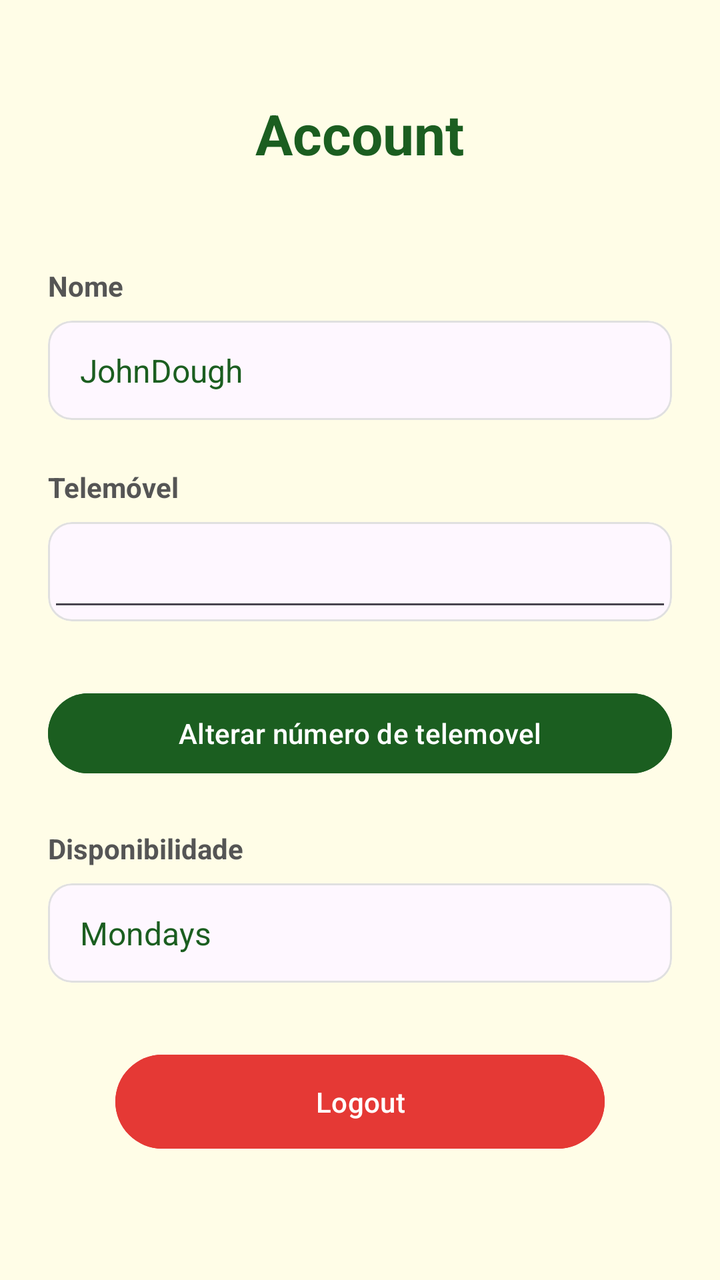
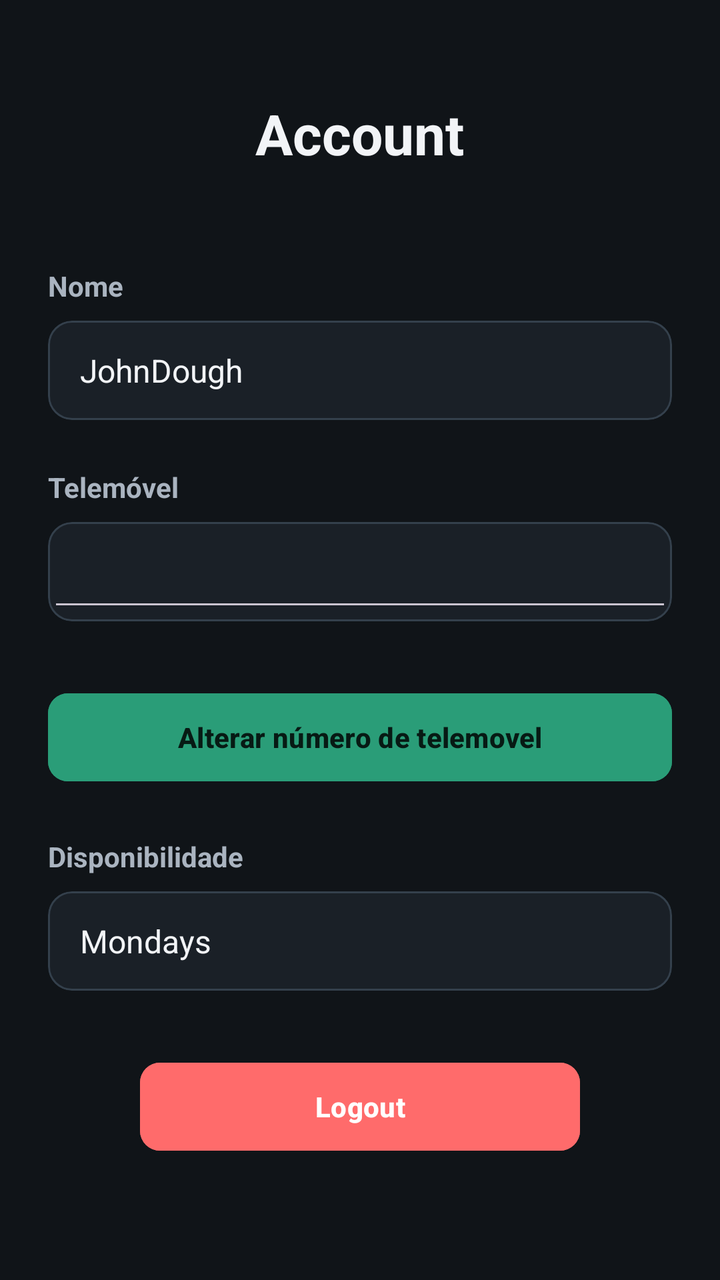

An Android layout rendered at two revisions. The XML below is the earlier revision; the diff shows what the commit changed to produce the second picture.
<!-- AndroidManifest.xml: application theme Theme.PrimeiraApp -->
<!-- res/layout/activity_account_page.xml -->
<ScrollView xmlns:android="http://schemas.android.com/apk/res/android"
    android:id="@+id/main"
    android:layout_width="match_parent"
    android:layout_height="match_parent"
    android:background="@color/background"
    android:fillViewport="true"
    >

    <LinearLayout
        android:layout_width="match_parent"
        android:layout_height="wrap_content"
        android:orientation="vertical"
        android:padding="24dp">


        <TextView
            android:layout_width="wrap_content"
            android:layout_height="wrap_content"
            android:layout_gravity="center_horizontal"
            android:layout_marginTop="24dp"
            android:text="Account"
            android:textColor="@color/text_primary"
            android:textSize="28sp"
            android:textStyle="bold" />

        <View
            android:layout_width="0dp"
            android:layout_height="48dp" />

        <TextView
            android:layout_width="wrap_content"
            android:layout_height="wrap_content"
            android:text="Nome"
            android:textColor="@color/text_secondary"
            android:textSize="14sp"
            android:textStyle="bold" />

        <View
            android:layout_width="0dp"
            android:layout_height="8dp" />

        <com.google.android.material.card.MaterialCardView
            android:layout_width="match_parent"
            android:layout_height="wrap_content"
            app:cardCornerRadius="12dp"
            app:cardElevation="0dp"
            app:strokeColor="#E0E0E0"
            app:strokeWidth="1dp"
            xmlns:app="http://schemas.android.com/apk/res-auto">

            <TextView
                android:id="@+id/name"
                android:layout_width="match_parent"
                android:layout_height="wrap_content"
                android:paddingHorizontal="16dp"
                android:paddingVertical="14dp"
                android:text="JohnDough"
                android:textColor="@color/text_primary"
                android:textSize="16sp" />

        </com.google.android.material.card.MaterialCardView>

        <View
            android:layout_width="0dp"
            android:layout_height="24dp" />

        <TextView
            android:layout_width="wrap_content"
            android:layout_height="wrap_content"
            android:text="Telemóvel"
            android:textColor="@color/text_secondary"
            android:textSize="14sp"
            android:textStyle="bold" />

        <View
            android:layout_width="0dp"
            android:layout_height="8dp" />

        <com.google.android.material.card.MaterialCardView
            android:layout_width="match_parent"
            android:layout_height="wrap_content"
            app:cardCornerRadius="12dp"
            app:cardElevation="0dp"
            app:strokeColor="#E0E0E0"
            app:strokeWidth="1dp"
            xmlns:app="http://schemas.android.com/apk/res-auto">

            <EditText
                android:id="@+id/phonenumber"
                android:layout_width="match_parent"
                android:layout_height="wrap_content"
                android:paddingHorizontal="16dp"
                android:paddingVertical="14dp"
                android:clickable="true"
                android:textColor="@color/text_primary"
                android:textSize="16sp" />

        </com.google.android.material.card.MaterialCardView>

        <Button
            android:id="@+id/btnSave"
            android:layout_width="match_parent"
            android:layout_height="wrap_content"
            android:layout_marginTop="32dp"
            android:backgroundTint="@color/text_primary"
            android:text="Alterar número de telemovel"

            android:textColor="@color/white" />

        <View
            android:layout_width="0dp"
            android:layout_height="24dp" />

        <TextView
            android:layout_width="wrap_content"
            android:layout_height="wrap_content"
            android:text="Disponibilidade"
            android:textColor="@color/text_secondary"
            android:textSize="14sp"
            android:textStyle="bold" />

        <View
            android:layout_width="0dp"
            android:layout_height="8dp" />

        <com.google.android.material.card.MaterialCardView
            android:layout_width="match_parent"
            android:layout_height="wrap_content"
            app:cardCornerRadius="12dp"
            app:cardElevation="0dp"
            app:strokeColor="#E0E0E0"
            app:strokeWidth="1dp"
            xmlns:app="http://schemas.android.com/apk/res-auto">

            <TextView
                android:id="@+id/availability"
                android:layout_width="match_parent"
                android:layout_height="wrap_content"
                android:paddingHorizontal="16dp"
                android:paddingVertical="14dp"
                android:text="Mondays"
                android:textColor="@color/text_primary"
                android:textSize="16sp" />


        </com.google.android.material.card.MaterialCardView>

        <Button
            android:id="@+id/LogoutButton"
            android:layout_width="wrap_content"
            android:layout_height="wrap_content"
            android:layout_gravity="center_horizontal"
            android:layout_marginTop="32dp"
            android:backgroundTint="@color/error"
            android:paddingHorizontal="100dp"
            android:paddingVertical="14dp"
            android:text="Logout"

            android:textColor="@color/white" />

    </LinearLayout>

</ScrollView>
<!-- resources referenced by this layout -->
<resources>
  <color name="background">#FFFDE7</color>
  <color name="error">#E53935</color>
  <color name="text_primary">#1B5E20</color>
  <color name="text_secondary">#555555</color>
  <color name="white">#FFFFFFFF</color>
  <style name="Theme.PrimeiraApp" parent="Base.Theme.PrimeiraApp" />
  <style name="Base.Theme.PrimeiraApp" parent="Theme.Material3.DayNight.NoActionBar">
          <item name="colorPrimary">@color/primary</item>
          <item name="colorOnPrimary">@color/on_primary</item>
          <item name="colorPrimaryContainer">@color/primary_container</item>
          <item name="colorSecondary">@color/secondary</item>
          <item name="colorOnSecondary">@color/on_secondary</item>
          <item name="android:statusBarColor">@color/secondary</item>
          <item name="android:windowBackground">@color/background</item>
      </style>
  <color name="primary">#F5C518</color>
  <color name="on_primary">#1B5E20</color>
  <color name="primary_container">#FFFDE7</color>
  <color name="secondary">#1B5E20</color>
  <color name="on_secondary">#FFFFFF</color>
</resources>

<!-- the commit's change to res/layout/activity_account_page.xml (unified diff, before → after) -->
@@ -1,4 +1,5 @@
 <ScrollView xmlns:android="http://schemas.android.com/apk/res/android"
+    xmlns:app="http://schemas.android.com/apk/res-auto"
     android:id="@+id/main"
     android:layout_width="match_parent"
     android:layout_height="match_parent"
@@ -44,9 +45,9 @@
             android:layout_height="wrap_content"
             app:cardCornerRadius="12dp"
             app:cardElevation="0dp"
-            app:strokeColor="#E0E0E0"
+            app:strokeColor="@color/card_stroke"
             app:strokeWidth="1dp"
-            xmlns:app="http://schemas.android.com/apk/res-auto">
+            >
 
             <TextView
                 android:id="@+id/name"
@@ -81,9 +82,9 @@
             android:layout_height="wrap_content"
             app:cardCornerRadius="12dp"
             app:cardElevation="0dp"
-            app:strokeColor="#E0E0E0"
+            app:strokeColor="@color/card_stroke"
             app:strokeWidth="1dp"
-            xmlns:app="http://schemas.android.com/apk/res-auto">
+            >
 
             <EditText
                 android:id="@+id/phonenumber"
@@ -97,15 +98,18 @@
 
         </com.google.android.material.card.MaterialCardView>
 
-        <Button
+        <com.google.android.material.button.MaterialButton
             android:id="@+id/btnSave"
             android:layout_width="match_parent"
-            android:layout_height="wrap_content"
+            android:layout_height="52dp"
             android:layout_marginTop="32dp"
-            android:backgroundTint="@color/text_primary"
+            android:backgroundTint="@color/secondary"
             android:text="Alterar número de telemovel"
-
-            android:textColor="@color/white" />
+            android:textColor="@color/on_secondary"
+            android:textSize="14sp"
+            android:textStyle="bold"
+            android:textAllCaps="false"
+            app:cornerRadius="10dp" />
 
         <View
             android:layout_width="0dp"
@@ -128,9 +132,9 @@
             android:layout_height="wrap_content"
             app:cardCornerRadius="12dp"
             app:cardElevation="0dp"
-            app:strokeColor="#E0E0E0"
+            app:strokeColor="@color/card_stroke"
             app:strokeWidth="1dp"
-            xmlns:app="http://schemas.android.com/apk/res-auto">
+            >
 
             <TextView
                 android:id="@+id/availability"
@@ -145,18 +149,20 @@
 
         </com.google.android.material.card.MaterialCardView>
 
-        <Button
+        <com.google.android.material.button.MaterialButton
             android:id="@+id/LogoutButton"
             android:layout_width="wrap_content"
-            android:layout_height="wrap_content"
+            android:layout_height="52dp"
             android:layout_gravity="center_horizontal"
             android:layout_marginTop="32dp"
             android:backgroundTint="@color/error"
-            android:paddingHorizontal="100dp"
-            android:paddingVertical="14dp"
+            android:minWidth="220dp"
             android:text="Logout"
-
-            android:textColor="@color/white" />
+            android:textColor="@color/white"
+            android:textSize="14sp"
+            android:textStyle="bold"
+            android:textAllCaps="false"
+            app:cornerRadius="10dp" />
 
     </LinearLayout>
 
<!-- resource entries referenced after the edit -->
@@ -1,24 +1,31 @@
 <!-- resources referenced by this layout -->
 <resources>
-  <color name="background">#FFFDE7</color>
-  <color name="error">#E53935</color>
-  <color name="text_primary">#1B5E20</color>
-  <color name="text_secondary">#555555</color>
+  <color name="background">#101418</color>
+  <color name="card_stroke">#34404C</color>
+  <color name="error">#FF6B6B</color>
+  <color name="text_primary">#F2F4F7</color>
+  <color name="text_secondary">#AAB4C0</color>
   <color name="white">#FFFFFFFF</color>
   <style name="Theme.PrimeiraApp" parent="Base.Theme.PrimeiraApp" />
-  <style name="Base.Theme.PrimeiraApp" parent="Theme.Material3.DayNight.NoActionBar">
+  <style name="Base.Theme.PrimeiraApp" parent="Theme.Material3.Dark.NoActionBar">
           <item name="colorPrimary">@color/primary</item>
           <item name="colorOnPrimary">@color/on_primary</item>
           <item name="colorPrimaryContainer">@color/primary_container</item>
           <item name="colorSecondary">@color/secondary</item>
           <item name="colorOnSecondary">@color/on_secondary</item>
-          <item name="android:statusBarColor">@color/secondary</item>
+          <item name="colorSurface">@color/surface</item>
+          <item name="colorSurfaceVariant">@color/card_stroke</item>
+          <item name="colorError">@color/error</item>
+          <item name="android:statusBarColor">@color/background</item>
+          <item name="android:navigationBarColor">@color/background</item>
+          <item name="android:windowLightStatusBar">false</item>
           <item name="android:windowBackground">@color/background</item>
       </style>
   <color name="primary">#F5C518</color>
-  <color name="on_primary">#1B5E20</color>
-  <color name="primary_container">#FFFDE7</color>
-  <color name="secondary">#1B5E20</color>
-  <color name="on_secondary">#FFFFFF</color>
+  <color name="on_primary">#17130A</color>
+  <color name="primary_container">#3B3210</color>
+  <color name="surface">#1A2027</color>
+  <color name="secondary">#2A9D78</color>
+  <color name="on_secondary">#071A14</color>
 </resources>
 
